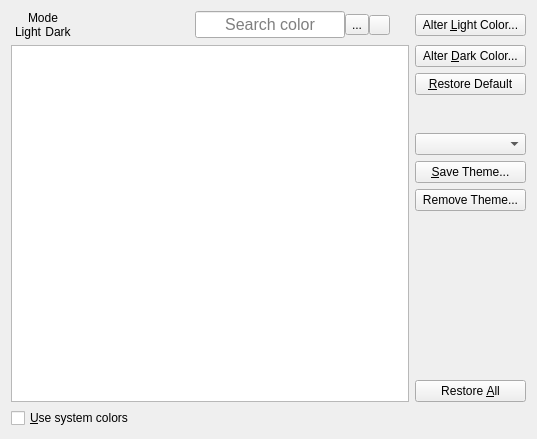
kojiOnHill/lyx, file src/frontends/qt/ui/PrefColorsUi.ui: the form before one commit.
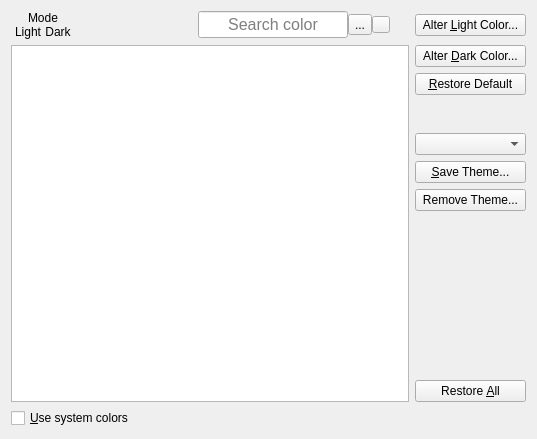
The form after the commit. Icons and pictures are not drawn. Custom widgets are drawn as their Qt base class.

Commit message:
Equip with interface for color theme management
Features to find colors and to remove color themes. Also dialog
appearance is improved.

```diff
--- a/src/frontends/qt/ui/PrefColorsUi.ui
+++ b/src/frontends/qt/ui/PrefColorsUi.ui
@@ -231,8 +231,8 @@
          </property>
          <property name="iconSize">
           <size>
-           <width>13</width>
-           <height>13</height>
+           <width>10</width>
+           <height>10</height>
           </size>
          </property>
         </widget>
@@ -256,8 +256,8 @@
          </property>
          <property name="iconSize">
           <size>
-           <width>13</width>
-           <height>13</height>
+           <width>10</width>
+           <height>10</height>
           </size>
          </property>
          <property name="arrowType">
@@ -396,6 +396,13 @@
    </item>
   </layout>
  </widget>
+ <customwidgets>
+  <customwidget>
+   <class>lyx::frontend::ColorListWidget</class>
+   <extends>QListWidget</extends>
+   <header>ColorListWidget.h</header>
+  </customwidget>
+ </customwidgets>
  <tabstops>
   <tabstop>searchStringEdit</tabstop>
   <tabstop>searchBackwardPB</tabstop>
```
Left out of the diff: 5 changed lines with no effect on the pictures. The commit also changes 8 other files.
